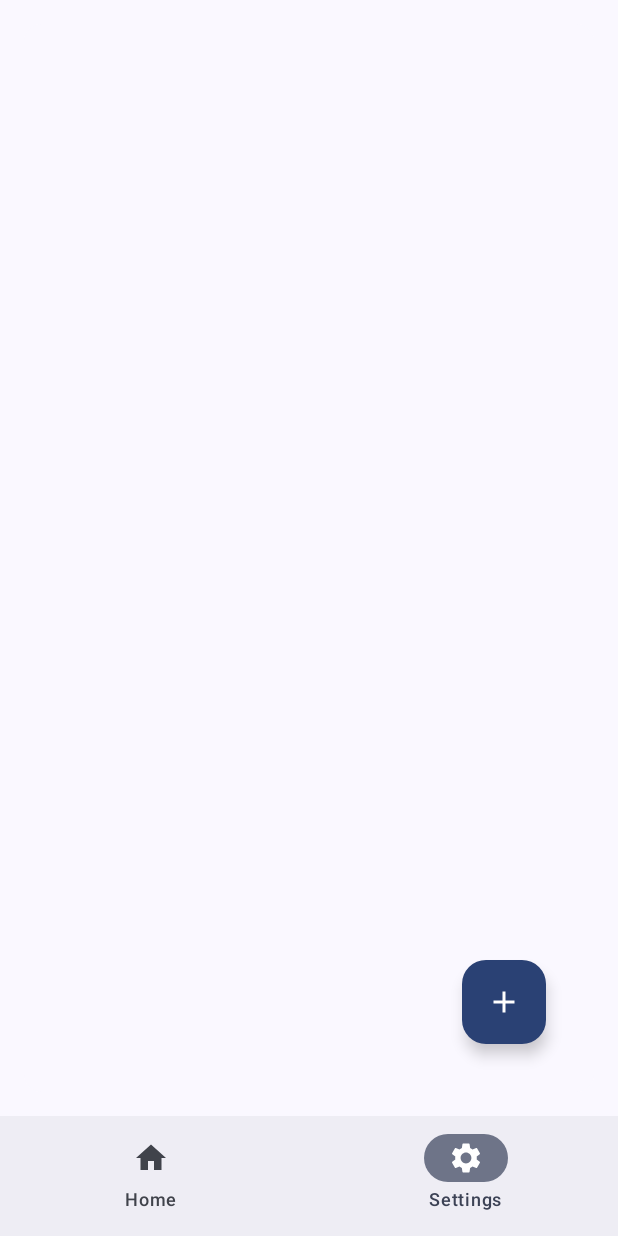
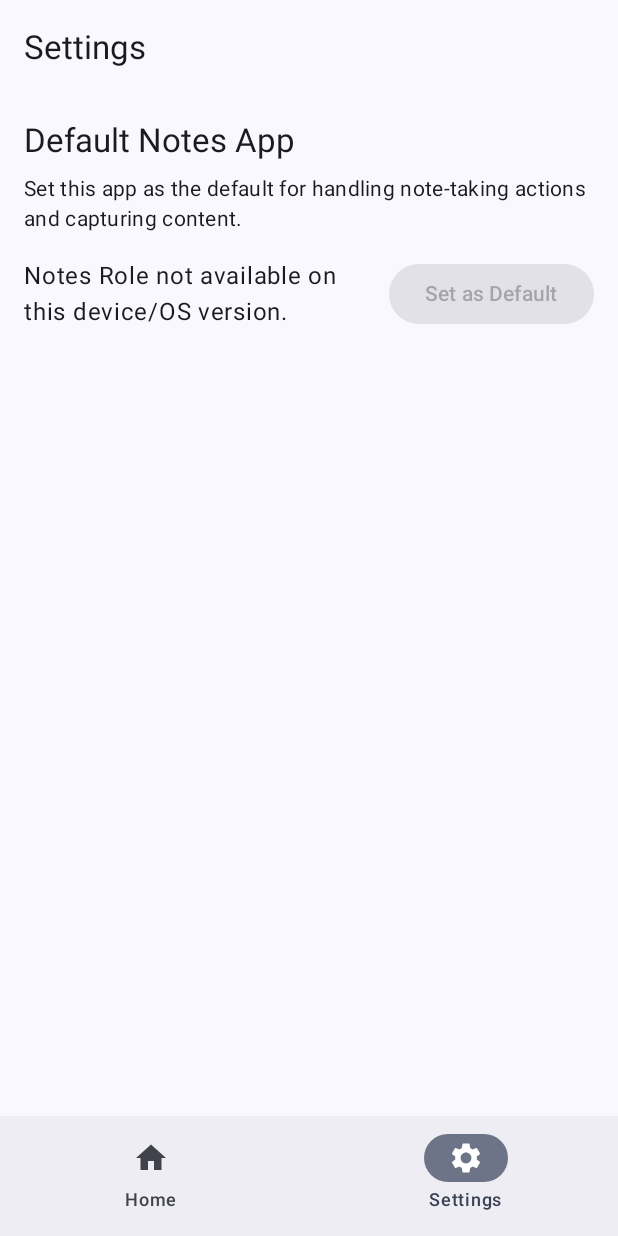
Before and after one commit to cka-dev/cahier-dnd, an Android app built with Jetpack Compose: the screen it shows after launch (MainActivity), item 2 of the bottom bar chosen, on a phone screen of 412 x 824 dp. Run offline under Robolectric (Android 15) with nearby library versions, the phone set to English and light mode, and no system bars; our stand-ins replace Dagger/Hilt's generated code, Room's generated code, navigation suite; libraries missing offline, so code that uses them is left out: androidx.ink.brush, androidx.ink.storage, androidx.ink.strokes.

Commit message:
implement Notes Role
Bug: 328807723
Change-Id: I1cb89845fe6e7c05b400ccb682e8ce526d24bc09

```diff
--- a/app/src/main/java/com/example/cahier/ui/CahierHomeScreen.kt
+++ b/app/src/main/java/com/example/cahier/ui/CahierHomeScreen.kt
@@ -79,7 +79,9 @@ fun HomePane(
             if (noteList.noteList.isNotEmpty()) {
                 coroutineScope.launch {
                     noteList.noteList.first().let { defaultSelectedNote ->
-                        navigator.navigateTo(ListDetailPaneScaffoldRole.Detail, defaultSelectedNote)
+                        navigator.navigateTo(
+                            ListDetailPaneScaffoldRole.Detail, defaultSelectedNote
+                        )
                     }
                 }
             } else {
@@ -103,21 +105,34 @@ fun HomePane(
     ) {
         NavigationSuiteScaffold(
             navigationSuiteItems = {
-                AppDestinations.entries.forEach {
+                AppDestinations.entries.forEach { destination ->
+                    val isSelected = currentDestination == destination
                     item(
                         icon = {
                             Icon(
-                                it.icon,
-                                contentDescription = stringResource(it.contentDescription)
+                                destination.icon,
+                                contentDescription = stringResource(destination.contentDescription)
                             )
                         },
-                        label = { Text(stringResource(it.label)) },
-                        selected = currentDestination == it,
-                        onClick = { currentDestination = it }
+                        label = { Text(stringResource(destination.label)) },
+                        selected = isSelected,
+                        onClick = {
+                            if (currentDestination != destination) {
+                                currentDestination = destination
+                                if (destination != AppDestinations.HOME
+                                    && navigator.currentDestination?.pane ==
+                                    ListDetailPaneScaffoldRole.Detail
+                                ) {
+                                    homeScreenViewModel.clearSelection()
+                                }
+                            }
+                        }
                     )
                 }
             },
             content = {
+                when (currentDestination) {
+                    AppDestinations.HOME -> {
                         ListDetailPaneScaffold(
                             directive = navigator.scaffoldDirective,
                             value = navigator.scaffoldValue,
@@ -166,6 +181,15 @@ fun HomePane(
                             }
                         )
                     }
+
+                    AppDestinations.SETTINGS -> {
+                        SettingsPane(
+                            modifier = Modifier.fillMaxSize()
+                        )
+                    }
+                }
+
+            }
         )
     }
 }
--- /dev/null
+++ b/app/src/main/java/com/example/cahier/ui/Settings.kt
@@ -0,0 +1,114 @@
+package com.example.cahier.ui
+
+import android.content.Context
+import android.os.Build
+import android.widget.Toast
+import androidx.activity.compose.rememberLauncherForActivityResult
+import androidx.activity.result.contract.ActivityResultContracts
+import androidx.annotation.RequiresApi
+import androidx.compose.foundation.layout.Column
+import androidx.compose.foundation.layout.Row
+import androidx.compose.foundation.layout.Spacer
+import androidx.compose.foundation.layout.fillMaxSize
+import androidx.compose.foundation.layout.height
+import androidx.compose.foundation.layout.padding
+import androidx.compose.foundation.layout.width
+import androidx.compose.material3.Button
+import androidx.compose.material3.ExperimentalMaterial3Api
+import androidx.compose.material3.MaterialTheme
+import androidx.compose.material3.Scaffold
+import androidx.compose.material3.Text
+import androidx.compose.material3.TopAppBar
+import androidx.compose.material3.adaptive.ExperimentalMaterial3AdaptiveApi
+import androidx.compose.runtime.Composable
+import androidx.compose.runtime.collectAsState
+import androidx.compose.runtime.getValue
+import androidx.compose.runtime.rememberCoroutineScope
+import androidx.compose.ui.Alignment
+import androidx.compose.ui.Modifier
+import androidx.compose.ui.platform.LocalContext
+import androidx.compose.ui.res.stringResource
+import androidx.compose.ui.unit.dp
+import androidx.hilt.navigation.compose.hiltViewModel
+import com.example.cahier.R
+import com.example.cahier.ui.viewmodels.SettingsViewModel
+import kotlinx.coroutines.launch
+
+@RequiresApi(Build.VERSION_CODES.UPSIDE_DOWN_CAKE)
+@OptIn(ExperimentalMaterial3AdaptiveApi::class, ExperimentalMaterial3Api::class)
+@Composable
+fun SettingsPane(
+    modifier: Modifier = Modifier,
+    viewModel: SettingsViewModel = hiltViewModel()
+) {
+    val isRoleAvailable by viewModel.isRoleAvailable.collectAsState()
+    val isRoleHeld by viewModel.isRoleHeld.collectAsState()
+    LocalContext.current
+    val coroutineScope = rememberCoroutineScope()
+
+    val requestRoleLauncher = rememberLauncherForActivityResult(
+        contract = ActivityResultContracts.StartActivityForResult()
+    ) { result ->
+        viewModel.updateRoleHeldStatus()
+    }
+
+    Scaffold(
+        topBar = {
+            TopAppBar(
+                title = { Text(stringResource(R.string.settings)) },
+            )
+        },
+        modifier = modifier
+    ) { paddingValues ->
+        Column(
+            modifier = Modifier
+                .padding(paddingValues)
+                .fillMaxSize()
+                .padding(16.dp),
+            horizontalAlignment = Alignment.Start
+        ) {
+            Text(
+                text = stringResource(R.string.notes_role_setting_title),
+                style = MaterialTheme.typography.titleLarge
+            )
+            Spacer(modifier = Modifier.height(8.dp))
+            Text(
+                text = stringResource(R.string.notes_role_setting_description),
+                style = MaterialTheme.typography.bodyMedium
+            )
+            Spacer(modifier = Modifier.height(16.dp))
+
+            Row(verticalAlignment = Alignment.CenterVertically) {
+                Text(
+                    text = when {
+                        !isRoleAvailable -> stringResource(
+                            R.string.notes_role_not_available
+                        )
+
+                        isRoleHeld -> stringResource(R.string.notes_role_held)
+                        else -> stringResource(R.string.notes_role_not_held)
+                    },
+                    style = MaterialTheme.typography.bodyLarge,
+                    modifier = Modifier.weight(1f)
+                )
+
+                Spacer(modifier = Modifier.width(16.dp))
+
+                Button(
+                    onClick = {
+                        coroutineScope.launch {
+                            viewModel.requestNotesRole(requestRoleLauncher)
+                        }
+                    },
+                    enabled = isRoleAvailable && !isRoleHeld
+                ) {
+                    Text(stringResource(R.string.set_as_default_notes_app))
+                }
+            }
+        }
+    }
+}
+
+private fun showToast(context: Context, message: String) {
+    Toast.makeText(context, message, Toast.LENGTH_SHORT).show()
+}
--- a/app/src/main/java/com/example/cahier/ui/viewmodels/HomeScreenViewModel.kt
+++ b/app/src/main/java/com/example/cahier/ui/viewmodels/HomeScreenViewModel.kt
@@ -125,6 +125,10 @@ class HomeScreenViewModel @Inject constructor(
         }
     }
 
+    fun clearSelection() {
+        _uiState.update { CahierUiState() }
+    }
+
     companion object {
         private const val TIMEOUT_MILLIS = 5_000L
         private const val TAG = "HomeScreenViewModel"
--- /dev/null
+++ b/app/src/main/java/com/example/cahier/ui/viewmodels/SettingsViewModel.kt
@@ -0,0 +1,103 @@
+package com.example.cahier.ui.viewmodels
+
+import android.app.role.RoleManager
+import android.content.Context
+import android.content.Intent
+import android.os.Build
+import android.provider.Settings
+import android.util.Log
+import androidx.activity.result.ActivityResultLauncher
+import androidx.annotation.RequiresApi
+import androidx.lifecycle.ViewModel
+import androidx.lifecycle.viewModelScope
+import dagger.hilt.android.lifecycle.HiltViewModel
+import dagger.hilt.android.qualifiers.ApplicationContext
+import kotlinx.coroutines.flow.MutableStateFlow
+import kotlinx.coroutines.flow.StateFlow
+import kotlinx.coroutines.flow.asStateFlow
+import kotlinx.coroutines.launch
+import javax.inject.Inject
+
+@RequiresApi(Build.VERSION_CODES.UPSIDE_DOWN_CAKE)
+@HiltViewModel
+class SettingsViewModel @Inject constructor(
+    @ApplicationContext private val context: Context
+) : ViewModel() {
+
+    private val _isRoleAvailable = MutableStateFlow(false)
+    val isRoleAvailable: StateFlow<Boolean> = _isRoleAvailable.asStateFlow()
+
+    private val _isRoleHeld = MutableStateFlow(false)
+    val isRoleHeld: StateFlow<Boolean> = _isRoleHeld.asStateFlow()
+
+    private val roleManager: RoleManager? by lazy {
+        context.getSystemService(RoleManager::class.java)
+    }
+
+    init {
+        checkNotesRoleStatus()
+    }
+
+    @RequiresApi(Build.VERSION_CODES.UPSIDE_DOWN_CAKE)
+    fun checkNotesRoleStatus() {
+        if (roleManager != null) {
+            viewModelScope.launch {
+                try {
+                    _isRoleAvailable.value = roleManager!!.isRoleAvailable(RoleManager.ROLE_NOTES)
+                    _isRoleHeld.value = roleManager!!.isRoleHeld(RoleManager.ROLE_NOTES)
+                    Log.d(
+                        TAG,
+                        "Role Status Check: " +
+                                "Available=${_isRoleAvailable.value}, Held=${_isRoleHeld.value}"
+                    )
+                } catch (e: Exception) {
+                    Log.e(TAG, "Error checking role status", e)
+                    _isRoleAvailable.value = false
+                    _isRoleHeld.value = false
+                }
+            }
+        } else {
+            _isRoleAvailable.value = false
+            _isRoleHeld.value = false
+            Log.d(TAG, "Role Manager not available on this API level or failed to get service.")
+        }
+    }
+
+    fun requestNotesRole(launcher: ActivityResultLauncher<Intent>) {
+        roleManager?.let { manager ->
+            if (manager.isRoleAvailable(RoleManager.ROLE_NOTES)
+                && !manager.isRoleHeld(RoleManager.ROLE_NOTES)) {
+                val intent = Intent(Settings.ACTION_MANAGE_DEFAULT_APPS_SETTINGS)
+                intent.extras?.let { bundle ->
+                    for (key in bundle.keySet()) {
+                        Log.wtf(TAG, "Intent extra: $key = ${bundle.get(key)}")
+                    }
+                }
+                launcher.launch(intent)
+            } else {
+                Log.w(TAG, "Role not available or already held, cannot request.")
+            }
+        } ?: Log.e(TAG, "RoleManager not available for requesting role.")
+    }
+
+    fun updateRoleHeldStatus() {
+        if (roleManager != null) {
+            viewModelScope.launch {
+                try {
+                    val currentlyHeld = roleManager!!.isRoleHeld(RoleManager.ROLE_NOTES)
+                    _isRoleHeld.value = currentlyHeld
+                    Log.d(TAG, "Role Status Updated: Held=$currentlyHeld")
+                } catch (e: Exception) {
+                    Log.e(TAG, "Error updating role held status", e)
+                    _isRoleHeld.value = false
+                }
+            }
+        } else {
+            _isRoleHeld.value = false
+        }
+    }
+
+    companion object {
+        private const val TAG = "SettingsViewModel"
+    }
+}
--- a/app/src/main/res/values/strings.xml
+++ b/app/src/main/res/values/strings.xml
@@ -50,4 +50,13 @@
     <string name="uploaded_images">Uploaded Images</string>
     <string name="upload_image">Upload Image</string>
 
+    <!-- Settings Pane -->
+    <string name="notes_role_setting_title">Default Notes App</string>
+    <string name="notes_role_setting_description">Set this app as the default for handling note-taking actions and capturing content.</string>
+    <string name="notes_role_not_available">Notes Role not available on this device/OS version.</string>
+    <string name="notes_role_held">This app is the default Notes app.</string>
+    <string name="notes_role_not_held">This app is not the default Notes app.</string>
+    <string name="set_as_default_notes_app">Set as Default</string>
+    <string name="navigate_up">Back</string>
+
 </resources>
```
Also changed, not shown: app/src/main/AndroidManifest.xml (+7 -2 lines). Lines whose indentation alone changed are shown as unchanged.
